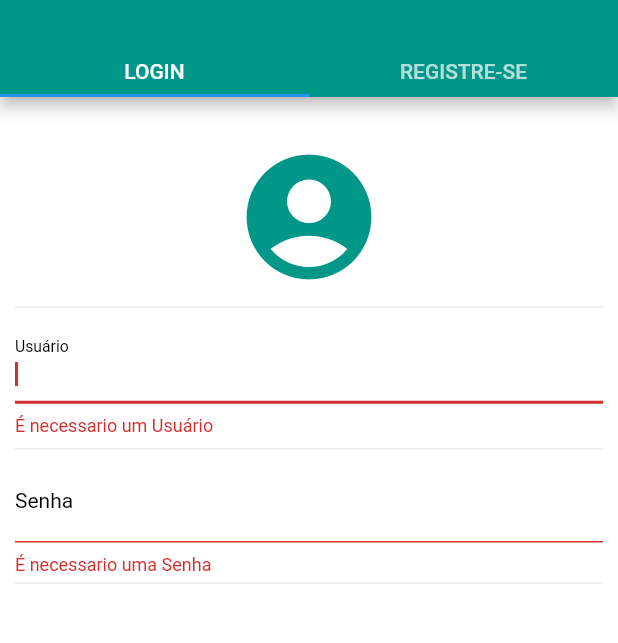
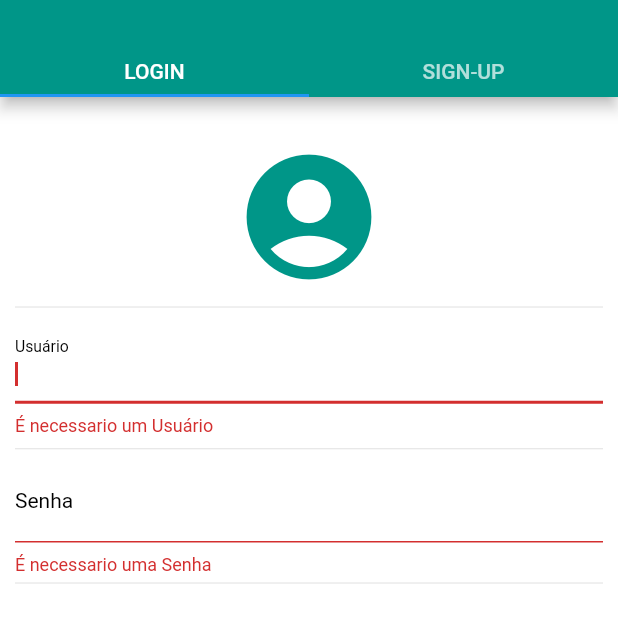
Before and after one commit to gusVLZ/smartlock_flutter, a Flutter app: the screen it shows after launch, on a phone screen of 412 x 824 dp, the part 59-702 px from its top. Run offline on Flutter 3.47's test engine with Material 2 defaults, Android fonts, the phone set to English and light mode, and no system bars; generated files the repository leaves out were written again.

Commit message:
alter sign up

```diff
--- a/lib/main.dart
+++ b/lib/main.dart
@@ -23,7 +23,7 @@ class MyApp extends StatelessWidget {
             bottom: TabBar(
               tabs: [
                 Container(child:Text('LOGIN'), height: 30, alignment: Alignment.center,),
-                Container(child:Text('REGISTRE-SE'), height: 30, alignment: Alignment.center,),
+                Container(child:Text('SIGN-UP'), height: 30, alignment: Alignment.center,),
               ],
             ),
             title: Text('SmartLock IOT'),
```
